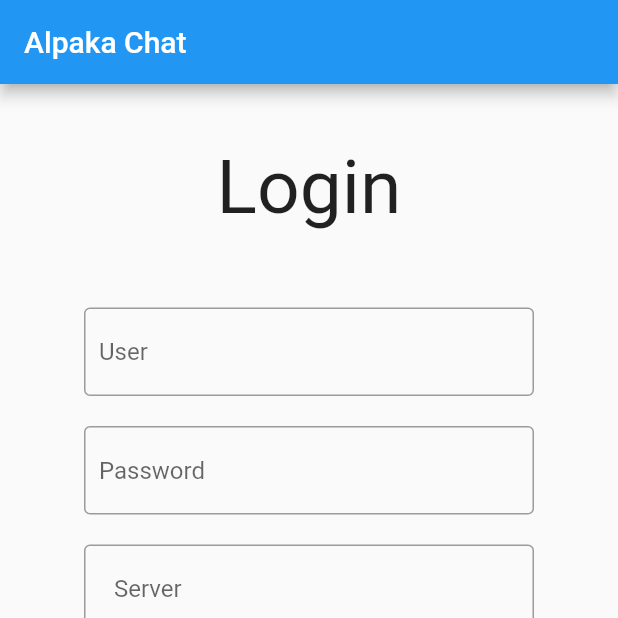
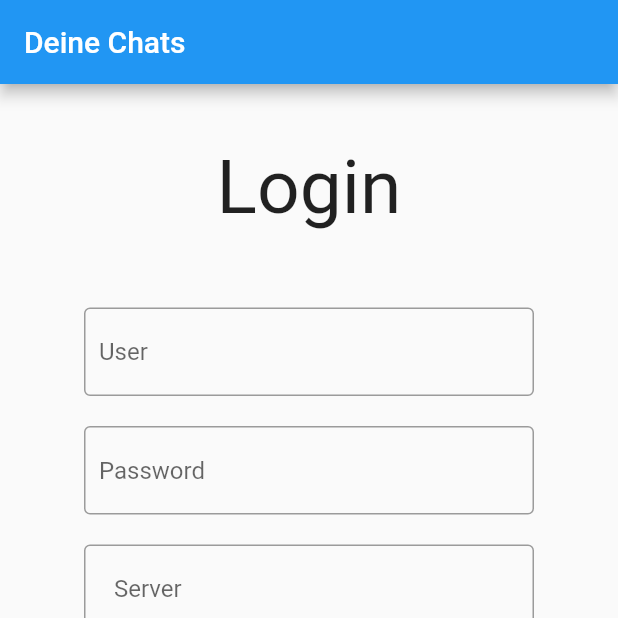
Before and after one commit to Jugendhackt/AlpakaChat, a Flutter app: the screen it shows after launch, on a phone screen of 412 x 824 dp, the top half of it. Run offline on Flutter 3.47's test engine with Material 2 defaults, Android fonts, the phone set to English and light mode, and no system bars; our stand-ins replace shared_preferences; missing offline and left inert: famedlysdk.

Commit message:
:sparkles: Add switching between login and home

```diff
--- a/lib/main.dart
+++ b/lib/main.dart
@@ -1,6 +1,7 @@
 import 'dart:async';
 
 import 'package:alpaka_chat/views/appstate.dart';
+import 'package:alpaka_chat/views/homeview.dart';
 import 'package:alpaka_chat/views/login.dart';
 import 'package:alpaka_chat/matrix.dart';
 import 'package:flutter/material.dart';
@@ -40,7 +41,7 @@ class MyApp extends StatelessWidget {
                 darkTheme: ThemeData(
                   brightness: Brightness.dark,
                 ),
-                home: MyHomePage(),
+                home: appState.loggedIn ? Homeview() : Loginwidget(),
               ), _matrix);
             }
           }
@@ -48,16 +49,3 @@ class MyApp extends StatelessWidget {
         }), _matrix), manager);
   }
 }
-
-class MyHomePage extends StatelessWidget {
-  @override
-  Widget build(BuildContext context) {
-    return Scaffold(
-      appBar: AppBar(
-        title: Text("Alpaka Chat"),
-      ),
-      body: Loginwidget(),
-    );
-  }
-
-}
--- a/lib/views/homeview.dart
+++ b/lib/views/homeview.dart
@@ -12,7 +12,11 @@ class Homeview extends StatefulWidget{
 class _homeview extends State<Homeview>{
   @override
   Widget build(BuildContext context) {
-    return ListView(
+    return Scaffold(
+      appBar: AppBar(
+        title: Text("Deine Chats"),
+      ),
+      body: ListView(
         children: [
           Container(
               alignment: Alignment.topLeft,
@@ -64,6 +68,7 @@ class _homeview extends State<Homeview>{
             ),
           )
         ],
+      ),
     );
   }
 }
--- a/lib/views/login.dart
+++ b/lib/views/login.dart
@@ -19,7 +19,11 @@ class _loginwidget extends State<Loginwidget>{
 
   @override
   Widget build(BuildContext context) {
-    return ListView(
+    return Scaffold(
+      appBar: AppBar(
+        title: Text("Deine Chats"),
+      ),
+      body: ListView(
         children: [
           Container(
             alignment: Alignment.center,
@@ -101,6 +105,7 @@ class _loginwidget extends State<Loginwidget>{
             ),
           )
         ],
+      ),
     );
   }
 }
```
Lines whose indentation alone changed are shown as unchanged.
